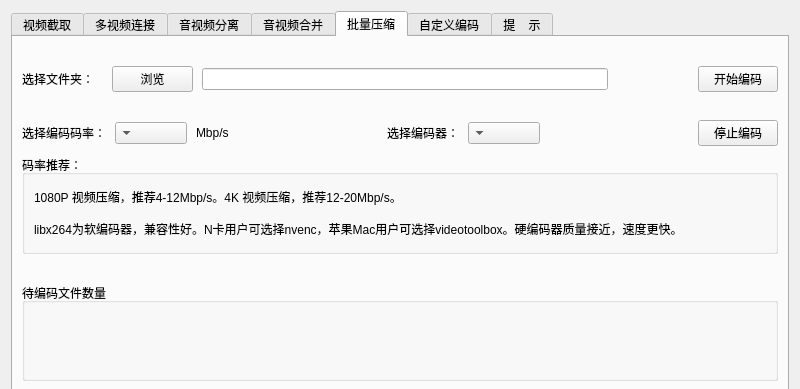
The window that mainui.ui (wbs21/LRConvert) describes before a commit, drawn with Qt 5; both pictures show x 0 to 800 and y 0 to 389 of the 800 by 599 pixel window.
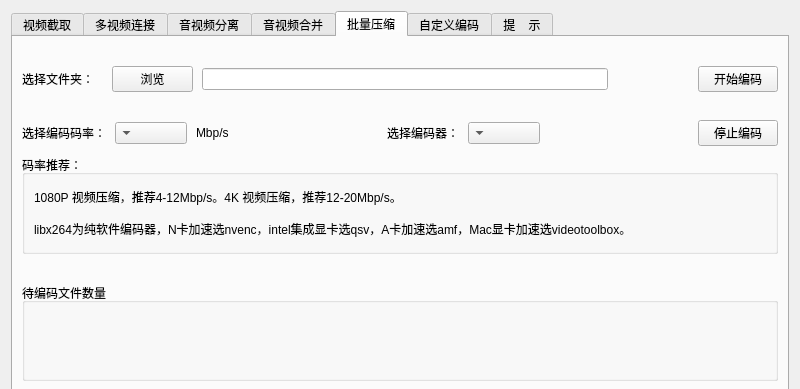
The same window after the commit. The open tabs and pages were chosen to show the change.

```diff
--- a/mainui.ui
+++ b/mainui.ui
@@ -650,7 +650,7 @@
           <item>
            <widget class="QLabel" name="T5info_3">
             <property name="text">
-             <string>libx264为软编码器，兼容性好。N卡用户可选择nvenc，苹果Mac用户可选择videotoolbox。硬编码器质量接近，速度更快。</string>
+             <string>libx264为纯软件编码器，N卡加速选nvenc，intel集成显卡选qsv，A卡加速选amf，Mac显卡加速选videotoolbox。</string>
             </property>
            </widget>
           </item>
```
Left out of the diff: 2 changed lines with no effect on the pictures.
